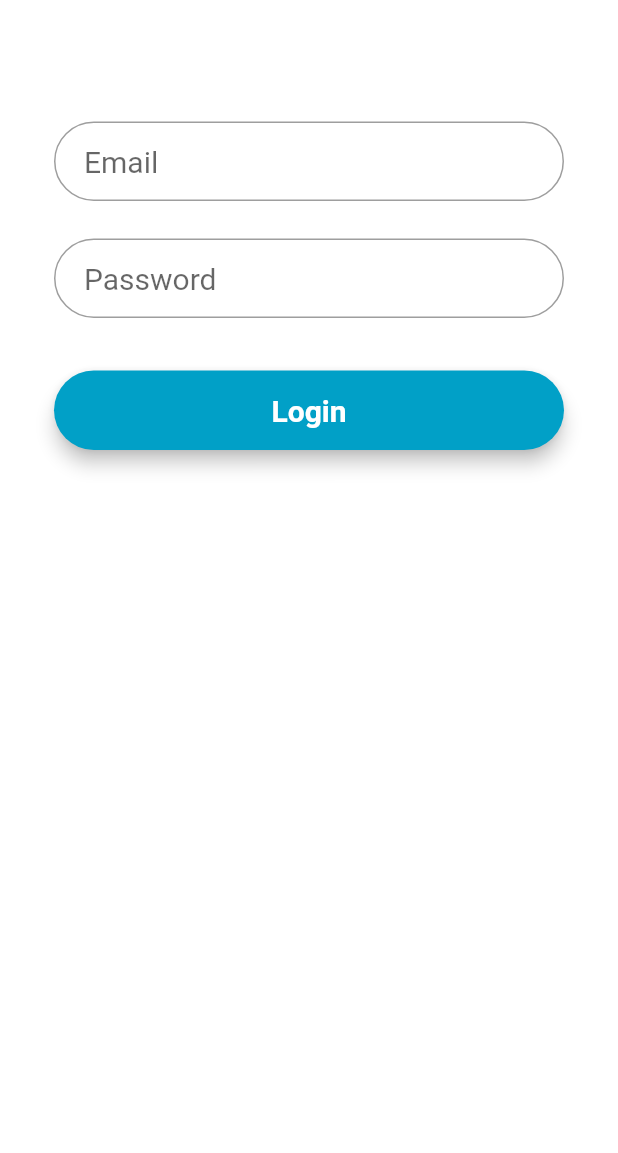
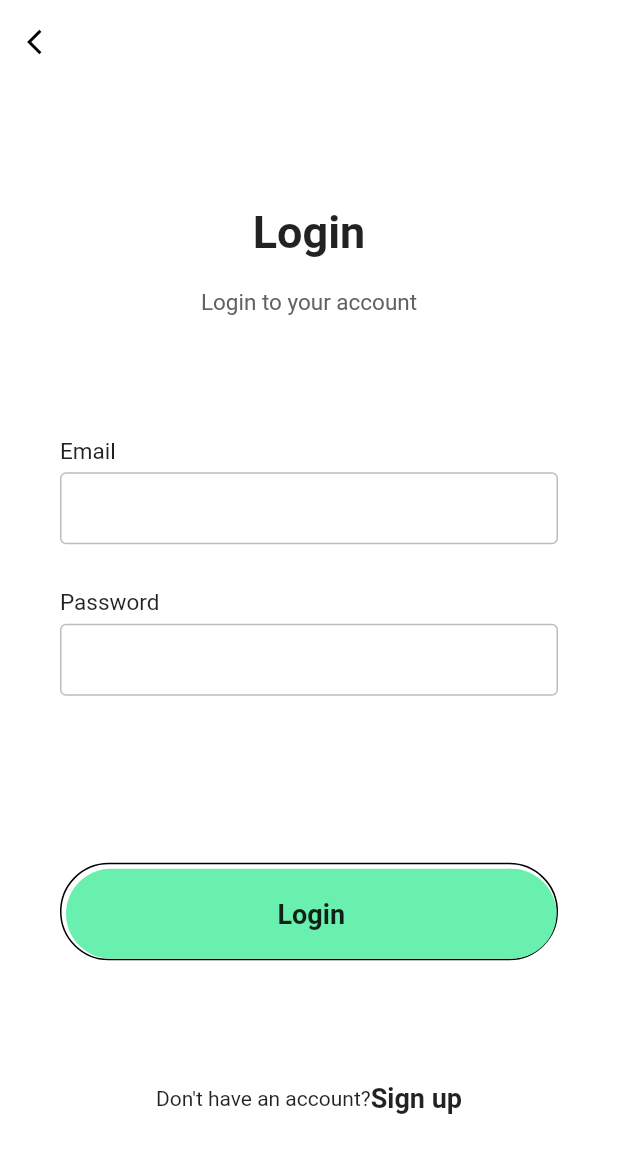
Before and after one commit to fikridzkr/My-Habits, a Flutter app: the screen it shows after launch, after a tap on "Login", on a phone screen of 412 x 824 dp. Shown: the top 1153 px of the screen. Run offline on Flutter 3.47's test engine with Material 2 defaults, Android fonts, the phone set to English and light mode, and no system bars; our stand-ins replace get, simple_animations; Roboto replaces fonts that are missing (Montserrat).

Commit message:
create ui splash screen and login

```diff
--- a/lib/core/animation/FadeAnimation.dart
+++ b/lib/core/animation/fade_animation.dart
@@ -1,5 +1,5 @@
+import 'package:simple_animations/simple_animations.dart';
 import 'package:flutter/material.dart';
-import 'package:simple_animations/simple_animations.dart';
 
 enum AniProps { opacity, translateY }
 
@@ -11,15 +11,7 @@ class FadeAnimation extends StatelessWidget {
 
   @override
   Widget build(BuildContext context) {
-    final tween = MultiTween<AniProps>(
-        // [
-        //  Track("opacity").add(Duration(milliseconds: 500), Tween(begin: 0.0, end: 1.0)),
-        //   Track("translateY").add(
-        //     Duration(milliseconds: 500), Tween(begin: -30.0, end: 0.0),
-        //     curve: Curves.easeOut)
-        // ]
-
-        )
+    final tween = MultiTween<AniProps>()
       ..add(
         AniProps.opacity,
         Tween(begin: 0.0, end: 1.0),
--- a/lib/core/ui/custom/splash_screen.dart
+++ b/lib/core/ui/custom/splash_screen.dart
@@ -1,6 +1,6 @@
 import 'package:flutter/material.dart';
 import 'package:get/get.dart';
-import 'package:my_habits/core/animation/FadeAnimation.dart';
+import 'package:my_habits/core/animation/fade_animation.dart';
 import 'package:my_habits/core/constants/color_constant.dart';
 import 'package:my_habits/core/constants/image_constant.dart';
 
@@ -34,7 +34,7 @@ class SplashScreen extends StatelessWidget {
                   FadeAnimation(
                       1.2,
                       Text(
-                        "Track kebiasaan kamu mulai dari sekarang dengan mudah.",
+                        "Track your habits from now on easily.",
                         textAlign: TextAlign.center,
                         style: TextStyle(color: Colors.grey[700], fontSize: 15),
                       )),
--- /dev/null
+++ b/lib/core/ui/shared/app_bar.dart
@@ -0,0 +1,23 @@
+import 'package:flutter/material.dart';
+import 'package:flutter/services.dart';
+import 'package:get/get.dart';
+
+class AppBarWidget extends AppBar {
+  AppBarWidget.base({Key? key})
+      : super(
+          key: key,
+          elevation: 0,
+          backgroundColor: Colors.white,
+          leading: IconButton(
+            onPressed: () {
+              Get.back();
+            },
+            icon: const Icon(
+              Icons.arrow_back_ios,
+              size: 20,
+              color: Colors.black,
+            ),
+          ),
+          systemOverlayStyle: SystemUiOverlayStyle.light,
+        );
+}
--- /dev/null
+++ b/lib/core/ui/shared/button.dart
@@ -0,0 +1,8 @@
+import 'package:flutter/material.dart';
+
+class ButtonWidget extends MaterialButton {
+  const ButtonWidget({
+    required Function() onPressed,
+    Key? key,
+  }) : super(key: key, onPressed: onPressed);
+}
--- /dev/null
+++ b/lib/core/ui/shared/input_field.dart
@@ -0,0 +1,45 @@
+import 'package:flutter/material.dart';
+
+class InputFieldWidget extends StatefulWidget {
+  final String label;
+  final bool obscureText;
+  const InputFieldWidget(
+      {Key? key, required this.label, this.obscureText = false})
+      : super(key: key);
+
+  @override
+  State<InputFieldWidget> createState() => _InputFieldWidgetState();
+}
+
+class _InputFieldWidgetState extends State<InputFieldWidget> {
+  @override
+  Widget build(BuildContext context) {
+    return Column(
+      crossAxisAlignment: CrossAxisAlignment.start,
+      children: <Widget>[
+        Text(
+          widget.label,
+          style: const TextStyle(
+              fontSize: 15, fontWeight: FontWeight.w400, color: Colors.black87),
+        ),
+        const SizedBox(
+          height: 5,
+        ),
+        TextField(
+          obscureText: widget.obscureText,
+          decoration: InputDecoration(
+            contentPadding:
+                const EdgeInsets.symmetric(vertical: 0, horizontal: 10),
+            enabledBorder: OutlineInputBorder(
+                borderSide: BorderSide(color: Colors.grey[400]!)),
+            border: OutlineInputBorder(
+                borderSide: BorderSide(color: Colors.grey[400]!)),
+          ),
+        ),
+        const SizedBox(
+          height: 30,
+        ),
+      ],
+    );
+  }
+}
--- a/lib/features/login/login_view.dart
+++ b/lib/features/login/login_view.dart
@@ -1,5 +1,9 @@
 import 'package:flutter/material.dart';
+import 'package:get/get.dart';
 import 'package:get/get_state_manager/get_state_manager.dart';
+import 'package:my_habits/core/animation/fade_animation.dart';
+import 'package:my_habits/core/ui/shared/app_bar.dart';
+import 'package:my_habits/core/ui/shared/input_field.dart';
 import 'package:my_habits/features/login/controller/login_controller.dart';
 
 class Login extends GetView<LoginController> {
@@ -7,78 +11,102 @@ class Login extends GetView<LoginController> {
 
   @override
   Widget build(context) => Scaffold(
-          body: SingleChildScrollView(
-        child: Center(
-          child: Container(
-            color: Colors.white,
-            child: Padding(
-              padding: const EdgeInsets.all(36.0),
-              child: Column(
-                crossAxisAlignment: CrossAxisAlignment.center,
-                mainAxisAlignment: MainAxisAlignment.center,
-                children: <Widget>[
-                  // SizedBox(
-                  //   height: 155.0,
-                  //   child: Image.asset(
-                  //     "assets/logo.png",
-                  //     fit: BoxFit.contain,
-                  //   ),
-                  // ),
-                  const SizedBox(height: 45.0),
-                  emailField(),
-                  const SizedBox(height: 25.0),
-                  passwordField(),
-                  const SizedBox(
-                    height: 35.0,
-                  ),
-                  loginButton(context),
-                  const SizedBox(
-                    height: 15.0,
-                  ),
-                ],
+        resizeToAvoidBottomInset: false,
+        backgroundColor: Colors.white,
+        appBar: AppBarWidget.base(),
+        body: SizedBox(
+          height: MediaQuery.of(context).size.height,
+          width: double.infinity,
+          child: Column(
+            mainAxisAlignment: MainAxisAlignment.spaceBetween,
+            children: <Widget>[
+              Expanded(
+                child: Column(
+                  mainAxisAlignment: MainAxisAlignment.spaceEvenly,
+                  children: <Widget>[
+                    Column(
+                      children: <Widget>[
+                        const FadeAnimation(
+                            1,
+                            Text(
+                              "Login",
+                              style: TextStyle(
+                                  fontSize: 30, fontWeight: FontWeight.bold),
+                            )),
+                        const SizedBox(
+                          height: 20,
+                        ),
+                        FadeAnimation(
+                            1.2,
+                            Text(
+                              "Login to your account",
+                              style: TextStyle(
+                                  fontSize: 15, color: Colors.grey[700]),
+                            )),
+                      ],
+                    ),
+                    Padding(
+                      padding: const EdgeInsets.symmetric(horizontal: 40),
+                      child: Column(
+                        children: const <Widget>[
+                          FadeAnimation(1.2, InputFieldWidget(label: "Email")),
+                          FadeAnimation(
+                              1.3,
+                              InputFieldWidget(
+                                label: "Password",
+                                obscureText: true,
+                              )),
+                        ],
+                      ),
+                    ),
+                    FadeAnimation(
+                        1.4,
+                        Padding(
+                          padding: const EdgeInsets.symmetric(horizontal: 40),
+                          child: Container(
+                            padding: const EdgeInsets.only(top: 3, left: 3),
+                            decoration: BoxDecoration(
+                                borderRadius: BorderRadius.circular(50),
+                                border: const Border(
+                                  bottom: BorderSide(color: Colors.black),
+                                  top: BorderSide(color: Colors.black),
+                                  left: BorderSide(color: Colors.black),
+                                  right: BorderSide(color: Colors.black),
+                                )),
+                            child: MaterialButton(
+                              minWidth: double.infinity,
+                              height: 60,
+                              onPressed: () {},
+                              color: Colors.greenAccent,
+                              elevation: 0,
+                              shape: RoundedRectangleBorder(
+                                  borderRadius: BorderRadius.circular(50)),
+                              child: const Text(
+                                "Login",
+                                style: TextStyle(
+                                    fontWeight: FontWeight.w600, fontSize: 18),
+                              ),
+                            ),
+                          ),
+                        )),
+                    FadeAnimation(
+                        1.5,
+                        Row(
+                          mainAxisAlignment: MainAxisAlignment.center,
+                          children: const <Widget>[
+                            Text("Don't have an account?"),
+                            Text(
+                              "Sign up",
+                              style: TextStyle(
+                                  fontWeight: FontWeight.w600, fontSize: 18),
+                            ),
+                          ],
+                        ))
+                  ],
+                ),
               ),
-            ),
+            ],
           ),
         ),
-      ));
-
-  TextField emailField() {
-    return TextField(
-      obscureText: true,
-      style: controller.style,
-      decoration: InputDecoration(
-          contentPadding: const EdgeInsets.fromLTRB(20.0, 15.0, 20.0, 15.0),
-          hintText: "Email",
-          border:
-              OutlineInputBorder(borderRadius: BorderRadius.circular(32.0))),
-    );
-  }
-
-  TextField passwordField() {
-    return TextField(
-      obscureText: true,
-      style: controller.style,
-      decoration: InputDecoration(
-          contentPadding: const EdgeInsets.fromLTRB(20.0, 15.0, 20.0, 15.0),
-          hintText: "Password",
-          border:
-              OutlineInputBorder(borderRadius: BorderRadius.circular(32.0))),
-    );
-  }
-
-  Material loginButton(BuildContext context) {
-    return Material(
-        elevation: 5.0,
-        borderRadius: BorderRadius.circular(30.0),
-        color: const Color(0xff01A0C7),
-        child: MaterialButton(
-          minWidth: MediaQuery.of(context).size.width,
-          padding: const EdgeInsets.fromLTRB(20.0, 15.0, 20.0, 15.0),
-          onPressed: () {},
-          child: Text("Login",
-              textAlign: TextAlign.center,
-              style: controller.style
-                  .copyWith(color: Colors.white, fontWeight: FontWeight.bold)),
-        ));
-  }
+      );
 }
```
